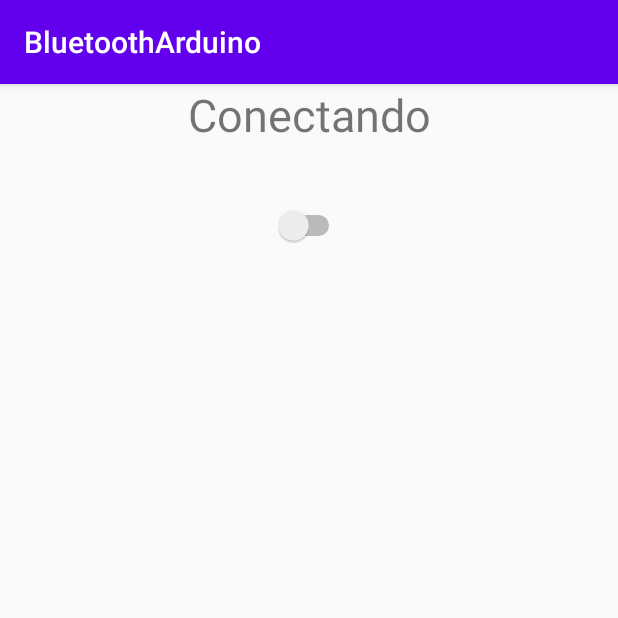
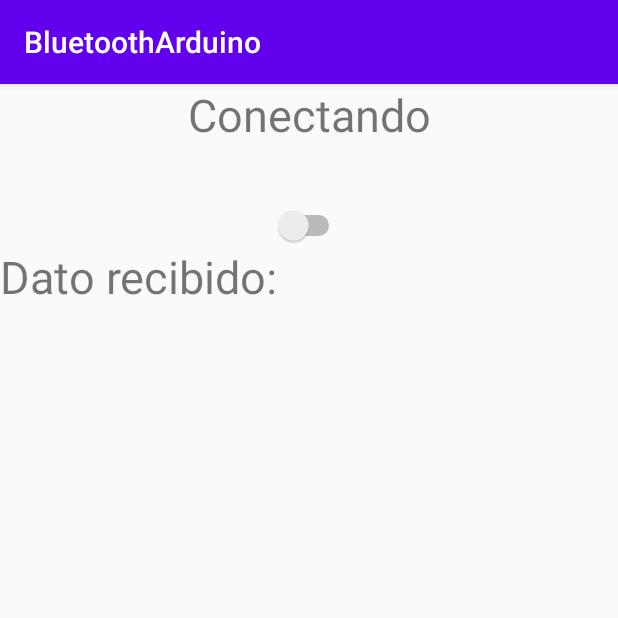
Before and after one commit to faraday58/BluetoothArduino, an Android app: the MainActivity screen opened directly, with no data from a screen before it, on a phone screen of 412 x 824 dp, the top half of it. Run offline under Robolectric (Android 15) with nearby library versions, the phone set to English and light mode, and no system bars; 7 statements that could not run were skipped.

Commit message:
Manejo de lectura y escritura en Bluetooth

```diff
--- a/app/src/main/java/com/temas/selectos/bluetootharduino/MainActivity.java
+++ b/app/src/main/java/com/temas/selectos/bluetootharduino/MainActivity.java
@@ -1,5 +1,6 @@
 package com.temas.selectos.bluetootharduino;
 
+import androidx.annotation.NonNull;
 import androidx.appcompat.app.AppCompatActivity;
 
 import android.bluetooth.BluetoothAdapter;
@@ -7,11 +8,14 @@ import android.bluetooth.BluetoothDevice;
 import android.bluetooth.BluetoothSocket;
 import android.os.Bundle;
 import android.os.Handler;
+import android.os.Looper;
+import android.os.Message;
 import android.util.Log;
 import android.view.View;
 import android.widget.CompoundButton;
 import android.widget.RadioGroup;
 import android.widget.Switch;
+import android.widget.TextView;
 import android.widget.Toast;
 
 import java.io.IOException;
@@ -21,21 +25,45 @@ import java.util.UUID;
 
 
 public class MainActivity extends AppCompatActivity {
+
+    private final int handlerState=0;
     private String direccion;
     private BluetoothAdapter btAdaptador;
     private BluetoothSocket btSocket=null;
     private static final UUID btUUID=UUID.fromString("00001101-0000-1000-8000-00805F9B34FB");
     //private static final UUID btUUID=UUID.randomUUID();
-    final int handlerState=0;
     private Handler hBTcomunica;
     private Switch swPrendeApaga;
     private ComunicaThread comunicaThreadBT;
+    private TextView txtvDato;
     @Override
     protected void onCreate(Bundle savedInstanceState) {
         super.onCreate(savedInstanceState);
         setContentView(R.layout.activity_main);
         swPrendeApaga= findViewById(R.id.swPrendeApaga);
         btAdaptador= BluetoothAdapter.getDefaultAdapter();
+        txtvDato= findViewById(R.id.txtvDato);
+
+        hBTcomunica = new Handler(Looper.getMainLooper()){
+            @Override
+            public void handleMessage(Message msg) {
+                Log.d("Mensaje","Entrando al manejador");
+                if( msg.what == handlerState)
+                {
+                    Log.d("Menwhat","Coinciden los mensajes");
+                    char Caracter= (char)msg.obj;
+                    if(Caracter == 'C'){
+                        txtvDato.setText("Se está enviando una C");
+                    }
+                    if( Caracter == 'D'){
+                        txtvDato.setText("Se está enviando una D");
+                    }
+                }
+            }
+
+        };
+
+
 
         swPrendeApaga.setOnCheckedChangeListener(new CompoundButton.OnCheckedChangeListener() {
             @Override
@@ -45,13 +73,14 @@ public class MainActivity extends AppCompatActivity {
                     Toast.makeText(getApplicationContext(),"Prendido",Toast.LENGTH_SHORT).show();
                 }
                 else {
-                    comunicaThreadBT.write("A");
+                    comunicaThreadBT.write("B");
                     Toast.makeText(getApplicationContext(),"Apagado",Toast.LENGTH_SHORT).show();
                 }
             }
         });
 
     }
+
 
     @Override
     protected void onResume() {
@@ -84,7 +113,11 @@ public class MainActivity extends AppCompatActivity {
         }
 
         comunicaThreadBT= new ComunicaThread(btSocket);
+       // comunicaThreadBT.run();
         comunicaThreadBT.start();
+
+
+
     }
 
     @Override
@@ -104,24 +137,33 @@ public class MainActivity extends AppCompatActivity {
 
 
         private ComunicaThread(BluetoothSocket socket) {
+            InputStream tmpIn= null;
+            OutputStream tmpOut= null;
+
             try {
-                this.minputStream= socket.getInputStream();
-                this.moutputStream= socket.getOutputStream();
+
+                tmpIn= socket.getInputStream();
+                tmpOut= socket.getOutputStream();
             }
             catch (IOException e)
             {
                 Log.d("eSocket","Error: " +e.toString());
             }
+            this.minputStream= tmpIn;
+            this.moutputStream= tmpOut;
         }
-/*
+
         public void run(){
-            byte[] buffer= new byte[256];
-            int bytes=0;
+
+            byte[] buffer= new byte[1];
             while (true){
+                Log.d("Run","Método que lee la entrada del puerto serie "  );
                 try {
-                    bytes=minputStream.read(buffer);
-                    String LMensaje= new String(buffer,0,bytes);
-                    hBTcomunica.obtainMessage(handlerState,bytes,-1,LMensaje).sendToTarget();
+                    minputStream.read(buffer);
+                    char ch=(char)buffer[0];
+                    Log.d("Run","Método que lee la entrada del puerto serie: " +ch );
+
+                    hBTcomunica.obtainMessage(handlerState,ch).sendToTarget();
                 } catch (IOException e) {
                     e.printStackTrace();
                     break;
@@ -129,7 +171,7 @@ public class MainActivity extends AppCompatActivity {
             }
 
         }
-*/
+
         public void write(String input)  {
 
             try {
@@ -139,6 +181,8 @@ public class MainActivity extends AppCompatActivity {
                // finish();
             }
         }
+
+
     }
 
 }
--- a/app/src/main/res/layout/activity_main.xml
+++ b/app/src/main/res/layout/activity_main.xml
@@ -22,5 +22,12 @@
         android:id="@+id/swPrendeApaga"
         android:layout_gravity="center"
         />
+    <TextView
+        android:layout_width="match_parent"
+        android:layout_height="wrap_content"
+        android:id="@+id/txtvDato"
+        android:textSize="30sp"
+        android:text="Dato recibido: "
+        />
 
 </LinearLayout>
```
